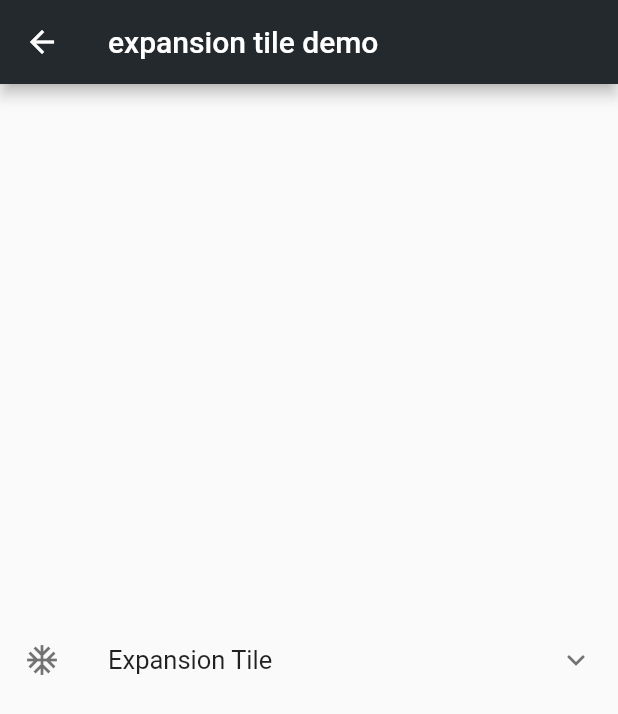
After one commit to xianfeng92/xforg_flutter_demo, a Flutter app: the screen it shows after launch, after a tap on "ExpansionTile", on a phone screen of 412 x 824 dp. The commit adds this screen. Shown: the top 714 px of the screen. Run offline on Flutter 3.47's test engine with Material 2 defaults, Android fonts, the phone set to English and light mode, and no system bars; our stand-ins replace event_bus, flutter_redux, flutter_spinkit, redux, rxdart; missing offline and left inert: flutter_statusbar.

Commit message:
add Expansion
Change-Id: I22820cf77d7c3497dc013da73ce16eda2b03c128

```diff
--- a/lib/CustomRouterTransition/custom_router.dart
+++ b/lib/CustomRouterTransition/custom_router.dart
@@ -4,7 +4,7 @@ class CustomRoute extends PageRouteBuilder{
   final Widget widget;
   CustomRoute(this.widget)
   : super(
-    transitionDuration : const Duration(seconds: 2),
+    transitionDuration : const Duration(seconds: 1),
     pageBuilder : (BuildContext context, Animation<double> animation,
         Animation<double> secondaryAnimation){
       return widget;
--- /dev/null
+++ b/lib/Expansion/expansion_title.dart
@@ -0,0 +1,62 @@
+import 'package:flutter/material.dart';
+
+/**
+ *最基础的展开小部件expansion tile
+ * 用法很简单，将需要被展开的部件放在children中即可
+ * 其他用法和list tile很相似
+ * 当expansion tile 被展开时，我们可以看到background color
+ * 会进行一个transition动画进行过渡
+ * expansion tile还有一个trailing属性，代表右边的小箭头
+ * 可以自行替换
+ * initiallyExpanded代表最初的状态是否被展开
+ * 默认为false，也就是不展开
+ *
+ * 当一个list view中由多个expansion tile的时候
+ * 需要给每一个expansion tile指定唯一的[PageStorageKey]
+ * 以保证在滑动的过程中，能够记住expansion tile的开关状态
+ */
+
+class ExpansionTileDemo extends StatelessWidget {
+  @override
+  Widget build(BuildContext context) {
+    return new Scaffold(
+      appBar: AppBar(
+        title: Text('expansion tile demo'),
+      ),
+      body: new Center(
+        child: ExpansionTile(
+            title:Text('Expansion Tile'),
+          leading: Icon(Icons.ac_unit),
+          backgroundColor: Colors.white12,
+          children: <Widget>[
+            ListTile(
+              title: Text('list tile'),
+              subtitle: Text('subtitle'),
+            ),
+            ListTile(
+              title: Text('list tile'),
+              subtitle: Text('subtitle'),
+            ),
+            ListTile(
+              title: Text('list tile'),
+              subtitle: Text('subtitle'),
+            ),
+            ListTile(
+              title: Text('list tile'),
+              subtitle: Text('subtitle'),
+            ),
+            ListTile(
+              title: Text('list tile'),
+              subtitle: Text('subtitle'),
+            ),
+            ListTile(
+              title: Text('list tile'),
+              subtitle: Text('subtitle'),
+            )
+          ],
+          initiallyExpanded: false,
+        ),
+      ),
+    );
+  }
+}
--- a/lib/main.dart
+++ b/lib/main.dart
@@ -1,6 +1,7 @@
 import 'package:flutter/material.dart';
 import 'package:xforg_flutter_demo/Bottomnavigationbar/navigation_keep_alive.dart';
 import 'package:xforg_flutter_demo/CustomRouterTransition/pages.dart';
+import 'package:xforg_flutter_demo/Expansion/expansion_title.dart';
 import 'package:xforg_flutter_demo/PullLoad/PullToRefreshWidge.dart';
 import 'package:xforg_flutter_demo/PullLoad/PullOnLoadingWidge.dart';
 import 'package:xforg_flutter_demo/SplashScreen/SplashScreen.dart';
@@ -96,7 +97,7 @@ class MainPage extends StatelessWidget{
         title: new Text("Flutter Demo TabBar"),
       ),
       body: new WillPopScope(
-          child:       new Column(
+          child: new Column(
             children: <Widget>[
               new FlatButton(onPressed: (){
                 Navigator.push(context, new MaterialPageRoute(builder: (context) => new PullToRefreshPage()));
@@ -145,6 +146,11 @@ class MainPage extends StatelessWidget{
               },
                   color: Colors.blue,
                   child: new Text("CustomRouter")),
+              new FlatButton(onPressed: (){
+                Navigator.push(context, new MaterialPageRoute(builder: (context) => new ExpansionTileDemo()));
+              },
+                  color: Colors.blue,
+                  child: new Text("ExpansionTile")),
             ],
           ),
           onWillPop: (){
```
